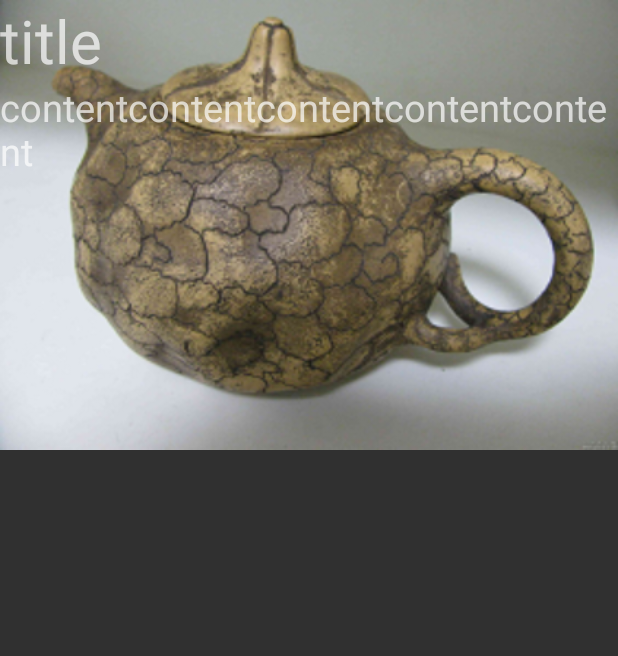
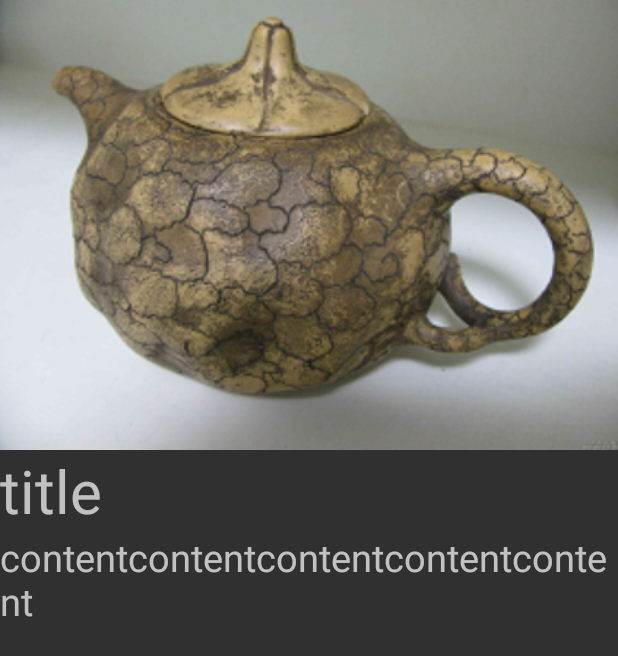
Before and after one commit to rory-shi/TeapoToday, an Android app: the layout content_layout.xml on its own in the app's theme, with its tools: preview values and no code run, on a phone screen of 412 x 824 dp. Shown: the top 656 px of the screen. Run offline under Robolectric (Android 15) with nearby library versions, the phone set to English and light mode, and no system bars.

Commit message:
制作了详情页的跳转界面

```diff
--- a/app/src/main/AndroidManifest.xml
+++ b/app/src/main/AndroidManifest.xml
@@ -14,6 +14,8 @@
                 <category android:name="android.intent.category.LAUNCHER" />
             </intent-filter>
         </activity>
+
+        <activity android:name=".ContentActivity"></activity>
 
         <receiver android:name=".ExampleAppWidgetProvider" >
             <intent-filter>
--- a/app/src/main/java/com/ryan/teapottoday/fragments/FirstPageFragment.java
+++ b/app/src/main/java/com/ryan/teapottoday/fragments/FirstPageFragment.java
@@ -100,7 +100,7 @@ public class FirstPageFragment extends Fragment {
         mLayoutManager = new LinearLayoutManager(getActivity());
         mRecyclerView.setLayoutManager(mLayoutManager);
         // specify an adapter (see also next example)
-        mRVAdapter = new FirstPageRecyclerViewAdapter(myDataset);
+        mRVAdapter = new FirstPageRecyclerViewAdapter(getActivity(),myDataset);
         mRecyclerView.setAdapter(mRVAdapter);
 
         mSrl.setColorSchemeColors(R.color.colorPrimary);
--- a/app/src/main/res/layout/content_layout.xml
+++ b/app/src/main/res/layout/content_layout.xml
@@ -1,8 +1,10 @@
 <?xml version="1.0" encoding="utf-8"?>
-<FrameLayout xmlns:android="http://schemas.android.com/apk/res/android"
+<LinearLayout xmlns:android="http://schemas.android.com/apk/res/android"
     android:layout_width="match_parent"
-    android:layout_height="match_parent">
-    <ImageView
+    android:layout_height="match_parent"
+    android:orientation="vertical">
+    <android.support.v4.view.ViewPager
+        android:id="@+id/vp_content"
         android:layout_width="match_parent"
         android:layout_height="300dp"
         android:background="@drawable/demo"/>
@@ -25,4 +27,4 @@
                 android:textSize="25sp"/>
         </LinearLayout>
     </ScrollView>
-</FrameLayout>
+</LinearLayout>
```
Also changed, not shown: app/src/main/java/com/ryan/teapottoday/ContentActivity.java (+33 -2 lines), app/src/main/java/com/ryan/teapottoday/adapter/FirstPageRecyclerViewAdapter.java (+22 -8 lines).
